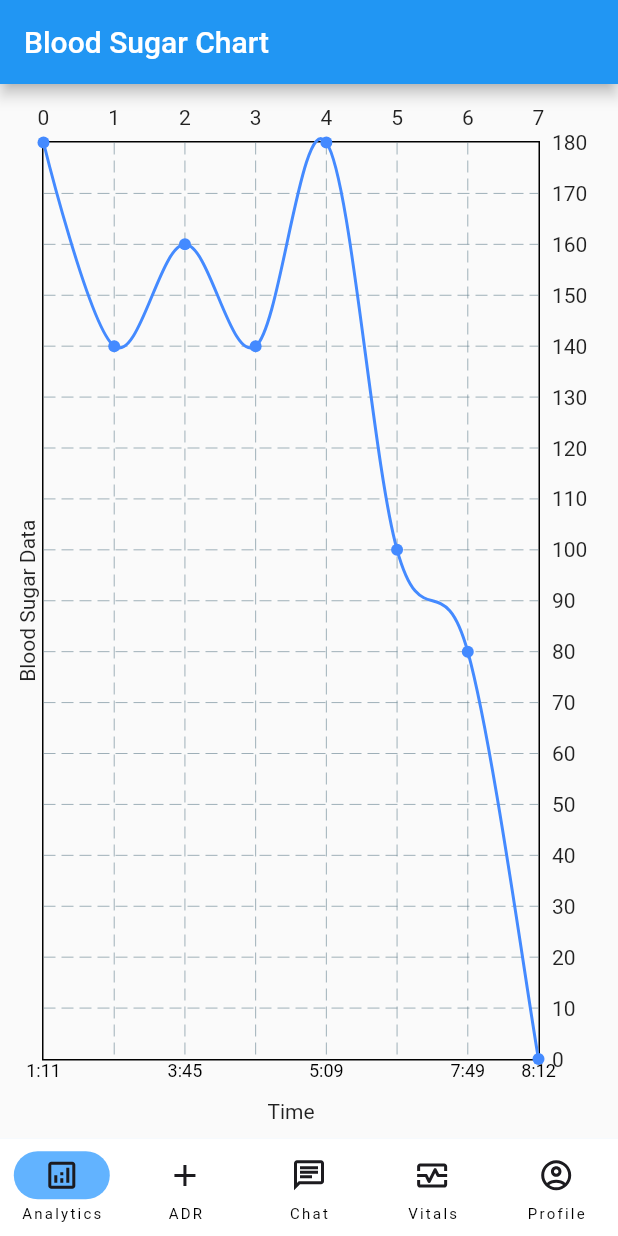
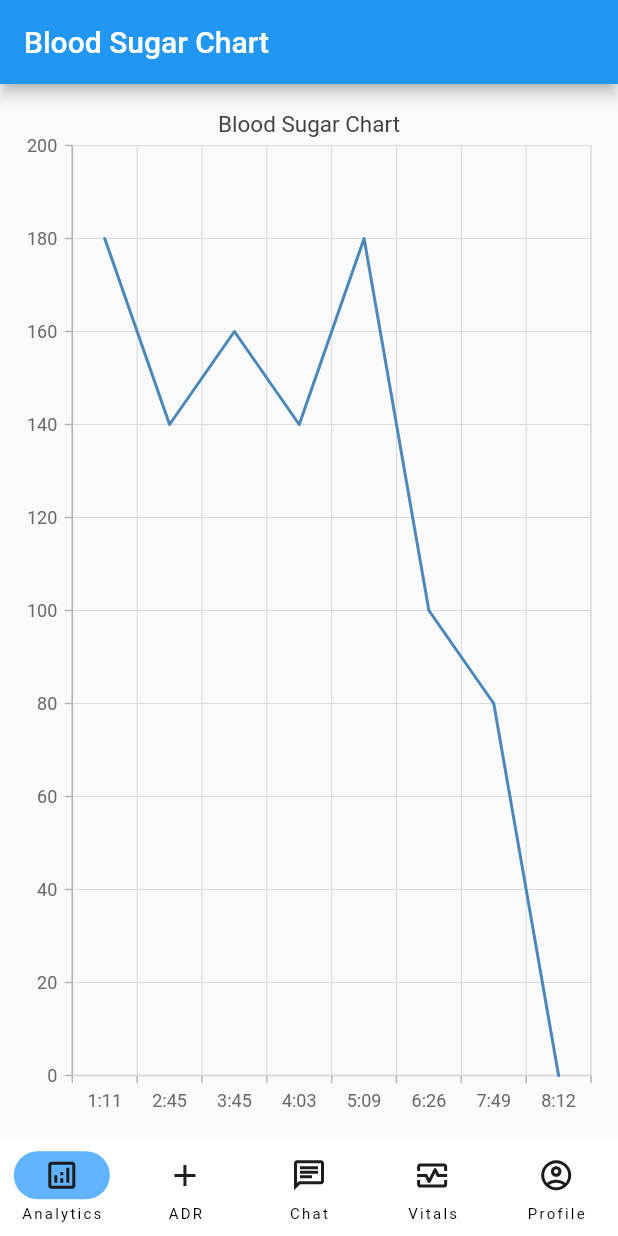
Before and after one commit to HVMS/pharma_trac, a Flutter app: the screen it shows after launch, on a phone screen of 412 x 824 dp. Run offline on Flutter 3.47's test engine with Material 2 defaults, Android fonts, the phone set to English and light mode, and no system bars; drawn by our look-alikes of fl_chart; our stand-ins replace country_picker, device_preview, dropdown_button2, firebase_core, firebase_storage, flutter_svg and 10 more; accounts and stored records are empty; network calls fail; project files that could hold a hidden picture were left out.

Commit message:
graph added using SyncFusion Flutter library - previous library removed

```diff
--- a/lib/graph.dart
+++ b/lib/graph.dart
@@ -1,5 +1,6 @@
 import 'package:fl_chart/fl_chart.dart';
 import 'package:flutter/material.dart';
+import 'package:syncfusion_flutter_charts/charts.dart';
 
 class Graph extends StatefulWidget {
   const Graph({super.key});
@@ -11,7 +12,7 @@ class Graph extends StatefulWidget {
 class _GraphState extends State<Graph> {
   late List<Map<String, String>> data = [
     {"blood_sugar": "180", "date": "November 16, 2023", "time": "1:11"},
-    {"blood_sugar": "140", "date": "November 16, 2023", "time": "2:17"},
+    {"blood_sugar": "140", "date": "November 16, 2023", "time": "2:45"},
     {"blood_sugar": "160", "date": "November 16, 2023", "time": "3:45"},
     {"blood_sugar": "140", "date": "November 16, 2023", "time": "4:03"},
     {"blood_sugar": "180", "date": "November 16, 2023", "time": "5:09"},
@@ -44,53 +45,69 @@ class _GraphState extends State<Graph> {
         ),
         body: Padding(
           padding: const EdgeInsets.all(8.0),
-          child: LineChart(
-            LineChartData(
-              lineBarsData: [
-                LineChartBarData(
-                  spots: List.generate(
-                      bloodSugarValues.length,
-                      (index) =>
-                          FlSpot(index.toDouble(), bloodSugarValues[index]!)),
-                  isCurved: true,
-                  color: Colors.blueAccent,
-                  dotData: const FlDotData(show: true),
-                  belowBarData: BarAreaData(show: false),
-                ),
-              ],
-              titlesData: FlTitlesData(
-                  leftTitles: const AxisTitles(
-                    sideTitles: SideTitles(showTitles: false),
-                    axisNameSize: 20.0,
-                    axisNameWidget: Text('Blood Sugar Data'),
-                  ),
-                  show: true,
-                  bottomTitles: AxisTitles(
-                    sideTitles: SideTitles(
-                      showTitles: true,
-                      reservedSize: 24,
-                      interval: 2.0,
-                      getTitlesWidget: (value, titleMeta) {
-                        int index = value.toInt();
-                        if (index >= 0 && index < timeValues.length) {
-                          return Text(
-                            timeValues[index],
-                            style: const TextStyle(
-                              color: Colors.black,
-                              fontSize: 12,
-                            ),
-                          );
-                        }
-                        return Container(); // Return an empty container for values outside the range
-                      },
-                    ),
-                    axisNameSize: 20.0,
-                    axisNameWidget: const Text('Time'),
-                  )),
-              // borderData: FlBorderData(show: true),
-              // gridData: const FlGridData(show: true),
+          child : SfCartesianChart(
+            primaryXAxis: CategoryAxis(),
+            primaryYAxis: NumericAxis(
+              interval: 20, // Set the interval based on your requirement
+            ),
+            series: <LineSeries<Map<String, String>, String>>[
+              LineSeries<Map<String, String>, String>(
+                dataSource: filteredData,
+                xValueMapper: (Map<String, String> entry, _) => entry['time']!,
+                yValueMapper: (Map<String, String> entry, _) =>
+                    double.parse(entry['blood_sugar']!),
+                name: 'Blood Sugar',
+              ),
+            ],
+            title: ChartTitle(
+              text: 'Blood Sugar Chart',
             ),
           ),
+          // child: LineChart(
+          //   LineChartData(
+          //     backgroundColor: Colors.transparent,
+          //     lineBarsData: [
+          //       LineChartBarData(
+          //         spots: List.generate(
+          //             bloodSugarValues.length,
+          //             (index) =>
+          //                 FlSpot(index.toDouble(), bloodSugarValues[index]!)),
+          //         isCurved: true,
+          //         color: Colors.blueAccent,
+          //         dotData: const FlDotData(show: true),
+          //       ),
+          //     ],
+          //     titlesData: FlTitlesData(
+          //         leftTitles: const AxisTitles(
+          //           sideTitles: SideTitles(showTitles: false),
+          //           axisNameSize: 20.0,
+          //           axisNameWidget: Text('Blood Sugar Data'),
+          //         ),
+          //         show: true,
+          //         bottomTitles: AxisTitles(
+          //           sideTitles: SideTitles(
+          //             showTitles: true,
+          //             reservedSize: 24,
+          //             interval: 2.0,
+          //             getTitlesWidget: (value, titleMeta) {
+          //               int index = value.toInt();
+          //               if (index >= 0 && index < timeValues.length) {
+          //                 return Text(
+          //                   timeValues[index],
+          //                   style: const TextStyle(
+          //                     color: Colors.black,
+          //                     fontSize: 12,
+          //                   ),
+          //                 );
+          //               }
+          //               return Container(); // Return an empty container for values outside the range
+          //             },
+          //           ),
+          //           axisNameSize: 20.0,
+          //           axisNameWidget: const Text('Time'),
+          //         )),
+          //   ),
+          // ),
         ),
       ),
     );
```
